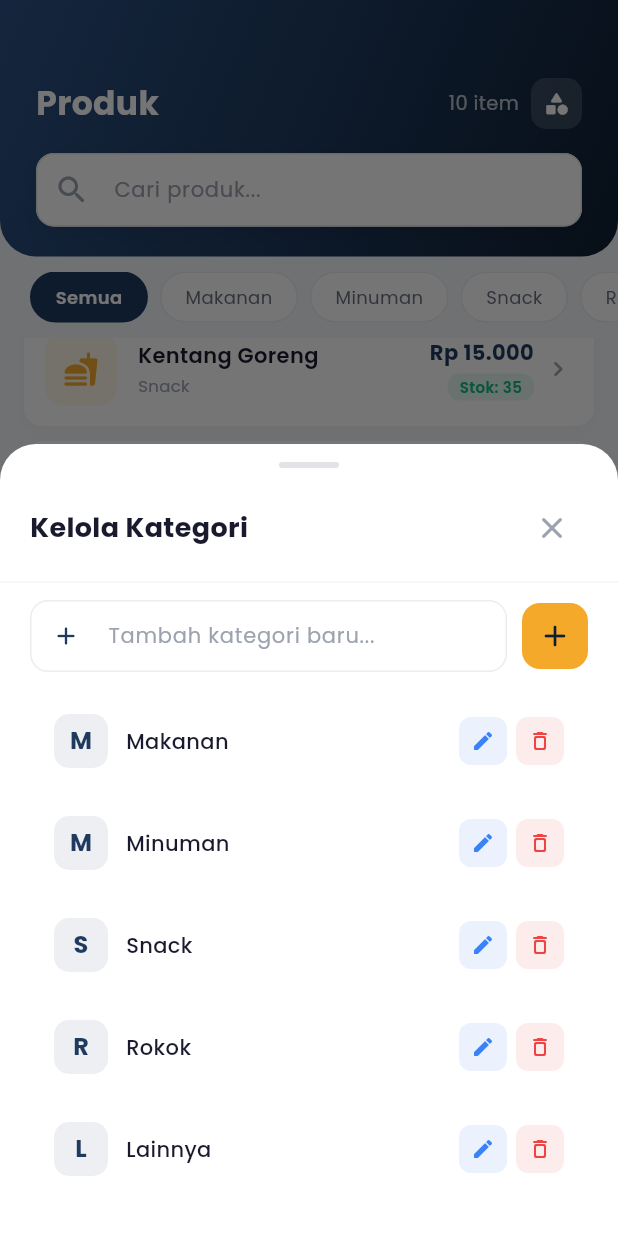
After one commit to RiveRyxaa/aplikasi-pos-kasir-UAS, a Flutter app: the ProductListScreen screen opened directly, scrolled down 365 dp, after a tap on the "category" icon, on a phone screen of 412 x 824 dp. The commit adds this screen. Run offline on Flutter 3.47's test engine with Material 3 defaults, Android fonts, the phone set to English and light mode, and no system bars; our stand-ins replace google_fonts, hive, hive_flutter, shared_preferences, sqflite; accounts and stored records are empty.

Commit message:
Module 4 complete - product management & categories

```diff
--- /dev/null
+++ b/lib/screens/product/category_dialog.dart
@@ -0,0 +1,409 @@
+import 'package:flutter/material.dart';
+import 'package:google_fonts/google_fonts.dart';
+
+import '../../models/category.dart' as cat;
+import '../../services/product_service.dart';
+import '../../utils/constants.dart';
+
+/// Bottom sheet untuk kelola kategori (tambah, edit, hapus).
+class CategoryDialog extends StatefulWidget {
+  const CategoryDialog({super.key});
+
+  /// Tampilkan bottom sheet dan return true jika ada perubahan.
+  static Future<bool?> show(BuildContext context) {
+    return showModalBottomSheet<bool>(
+      context: context,
+      isScrollControlled: true,
+      backgroundColor: Colors.transparent,
+      builder: (_) => const CategoryDialog(),
+    );
+  }
+
+  @override
+  State<CategoryDialog> createState() => _CategoryDialogState();
+}
+
+class _CategoryDialogState extends State<CategoryDialog> {
+  final ProductService _productService = ProductService();
+  final TextEditingController _inputController = TextEditingController();
+
+  List<cat.Category> _categories = [];
+  bool _isLoading = true;
+  bool _hasChanged = false;
+  int? _editingId; // null = mode tambah, int = mode edit
+
+  @override
+  void initState() {
+    super.initState();
+    _loadCategories();
+  }
+
+  @override
+  void dispose() {
+    _inputController.dispose();
+    super.dispose();
+  }
+
+  Future<void> _loadCategories() async {
+    setState(() => _isLoading = true);
+    final categories = await _productService.getAllCategories();
+    if (!mounted) return;
+    setState(() {
+      _categories = categories;
+      _isLoading = false;
+    });
+  }
+
+  Future<void> _addCategory() async {
+    final name = _inputController.text.trim();
+    if (name.isEmpty) return;
+
+    await _productService.addCategory(name);
+    _inputController.clear();
+    _hasChanged = true;
+    await _loadCategories();
+  }
+
+  Future<void> _updateCategory() async {
+    final name = _inputController.text.trim();
+    if (name.isEmpty || _editingId == null) return;
+
+    await _productService.updateCategory(_editingId!, name);
+    _inputController.clear();
+    _editingId = null;
+    _hasChanged = true;
+    await _loadCategories();
+  }
+
+  void _startEditing(cat.Category category) {
+    setState(() {
+      _editingId = category.id;
+      _inputController.text = category.name;
+    });
+  }
+
+  void _cancelEditing() {
+    setState(() {
+      _editingId = null;
+      _inputController.clear();
+    });
+  }
+
+  Future<void> _deleteCategory(cat.Category category) async {
+    // Cek apakah ada produk di kategori ini
+    final count =
+        await _productService.getProductCountByCategory(category.id!);
+
+    if (!mounted) return;
+
+    if (count > 0) {
+      ScaffoldMessenger.of(context).showSnackBar(
+        SnackBar(
+          content: Text(
+            'Tidak bisa hapus "${category.name}" — masih ada $count produk',
+            style: GoogleFonts.poppins(fontSize: 13),
+          ),
+          backgroundColor: AppColors.error,
+          behavior: SnackBarBehavior.floating,
+          shape: RoundedRectangleBorder(
+            borderRadius: BorderRadius.circular(AppSizes.radiusSM),
+          ),
+        ),
+      );
+      return;
+    }
+
+    final confirm = await showDialog<bool>(
+      context: context,
+      builder: (ctx) => AlertDialog(
+        shape: RoundedRectangleBorder(
+          borderRadius: BorderRadius.circular(AppSizes.radiusLG),
+        ),
+        title: Text('Hapus Kategori',
+            style: GoogleFonts.poppins(fontWeight: FontWeight.w600)),
+        content: Text('Yakin ingin menghapus "${category.name}"?',
+            style: GoogleFonts.poppins(color: AppColors.textSecondary)),
+        actions: [
+          TextButton(
+            onPressed: () => Navigator.pop(ctx, false),
+            child: Text('Batal',
+                style: GoogleFonts.poppins(color: AppColors.textSecondary)),
+          ),
+          TextButton(
+            onPressed: () => Navigator.pop(ctx, true),
+            child: Text('Hapus',
+                style: GoogleFonts.poppins(
+                    color: AppColors.error, fontWeight: FontWeight.w600)),
+          ),
+        ],
+      ),
+    );
+
+    if (confirm == true) {
+      await _productService.deleteCategory(category.id!);
+      _hasChanged = true;
+      await _loadCategories();
+    }
+  }
+
+  @override
+  Widget build(BuildContext context) {
+    return Container(
+      constraints: BoxConstraints(
+        maxHeight: MediaQuery.of(context).size.height * 0.7,
+      ),
+      decoration: const BoxDecoration(
+        color: AppColors.surface,
+        borderRadius: BorderRadius.only(
+          topLeft: Radius.circular(24),
+          topRight: Radius.circular(24),
+        ),
+      ),
+      child: Column(
+        mainAxisSize: MainAxisSize.min,
+        children: [
+          // Handle bar
+          Container(
+            margin: const EdgeInsets.only(top: 12),
+            width: 40,
+            height: 4,
+            decoration: BoxDecoration(
+              color: AppColors.textHint.withValues(alpha: 0.3),
+              borderRadius: BorderRadius.circular(2),
+            ),
+          ),
+
+          // Header
+          Padding(
+            padding: const EdgeInsets.fromLTRB(20, 16, 20, 0),
+            child: Row(
+              mainAxisAlignment: MainAxisAlignment.spaceBetween,
+              children: [
+                Text(
+                  'Kelola Kategori',
+                  style: GoogleFonts.poppins(
+                    fontSize: 18,
+                    fontWeight: FontWeight.bold,
+                    color: AppColors.textPrimary,
+                  ),
+                ),
+                IconButton(
+                  onPressed: () => Navigator.pop(context, _hasChanged),
+                  icon: const Icon(Icons.close_rounded,
+                      color: AppColors.textHint),
+                ),
+              ],
+            ),
+          ),
+
+          const Divider(height: 24),
+
+          // Input field
+          Padding(
+            padding: const EdgeInsets.symmetric(horizontal: 20),
+            child: Row(
+              children: [
+                Expanded(
+                  child: TextField(
+                    controller: _inputController,
+                    style: GoogleFonts.poppins(fontSize: 14),
+                    decoration: InputDecoration(
+                      hintText: _editingId != null
+                          ? 'Edit nama kategori...'
+                          : 'Tambah kategori baru...',
+                      hintStyle: GoogleFonts.poppins(
+                          fontSize: 14, color: AppColors.textHint),
+                      prefixIcon: Icon(
+                        _editingId != null
+                            ? Icons.edit_rounded
+                            : Icons.add_rounded,
+                        color: AppColors.primary,
+                        size: 20,
+                      ),
+                      filled: true,
+                      fillColor: AppColors.card,
+                      border: OutlineInputBorder(
+                        borderRadius: BorderRadius.circular(12),
+                        borderSide: BorderSide(
+                          color: AppColors.textHint.withValues(alpha: 0.2),
+                        ),
+                      ),
+                      enabledBorder: OutlineInputBorder(
+                        borderRadius: BorderRadius.circular(12),
+                        borderSide: BorderSide(
+                          color: AppColors.textHint.withValues(alpha: 0.2),
+                        ),
+                      ),
+                      focusedBorder: OutlineInputBorder(
+                        borderRadius: BorderRadius.circular(12),
+                        borderSide: const BorderSide(
+                            color: AppColors.primary, width: 1.5),
+                      ),
+                      contentPadding: const EdgeInsets.symmetric(
+                          horizontal: 16, vertical: 12),
+                    ),
+                  ),
+                ),
+                const SizedBox(width: 10),
+
+                // Tombol simpan / tambah
+                GestureDetector(
+                  onTap: _editingId != null ? _updateCategory : _addCategory,
+                  child: Container(
+                    width: 44,
+                    height: 44,
+                    decoration: BoxDecoration(
+                      color: AppColors.accent,
+                      borderRadius: BorderRadius.circular(12),
+                    ),
+                    child: Icon(
+                      _editingId != null
+                          ? Icons.check_rounded
+                          : Icons.add_rounded,
+                      color: AppColors.primaryDark,
+                    ),
+                  ),
+                ),
+
+                // Tombol batal edit
+                if (_editingId != null) ...[
+                  const SizedBox(width: 6),
+                  GestureDetector(
+                    onTap: _cancelEditing,
+                    child: Container(
+                      width: 44,
+                      height: 44,
+                      decoration: BoxDecoration(
+                        color: AppColors.error.withValues(alpha: 0.1),
+                        borderRadius: BorderRadius.circular(12),
+                      ),
+                      child: const Icon(Icons.close_rounded,
+                          color: AppColors.error, size: 20),
+                    ),
+                  ),
+                ],
+              ],
+            ),
+          ),
+
+          const SizedBox(height: 16),
+
+          // Category list
+          Flexible(
+            child: _isLoading
+                ? const Center(
+                    child: Padding(
+                      padding: EdgeInsets.all(32),
+                      child: CircularProgressIndicator(
+                          color: AppColors.accent),
+                    ),
+                  )
+                : _categories.isEmpty
+                    ? Padding(
+                        padding: const EdgeInsets.all(32),
+                        child: Text(
+                          'Belum ada kategori',
+                          style: GoogleFonts.poppins(
+                              color: AppColors.textHint),
+                        ),
+                      )
+                    : ListView.builder(
+                        shrinkWrap: true,
+                        padding: const EdgeInsets.fromLTRB(20, 0, 20, 20),
+                        itemCount: _categories.length,
+                        itemBuilder: (context, index) {
+                          final category = _categories[index];
+                          return _buildCategoryTile(category);
+                        },
+                      ),
+          ),
+        ],
+      ),
+    );
+  }
+
+  Widget _buildCategoryTile(cat.Category category) {
+    final isEditing = _editingId == category.id;
+
+    return Container(
+      margin: const EdgeInsets.only(bottom: 8),
+      padding: const EdgeInsets.symmetric(horizontal: 16, vertical: 12),
+      decoration: BoxDecoration(
+        color: isEditing
+            ? AppColors.primary.withValues(alpha: 0.06)
+            : AppColors.card,
+        borderRadius: BorderRadius.circular(12),
+        border: isEditing
+            ? Border.all(color: AppColors.primary.withValues(alpha: 0.3))
+            : null,
+      ),
+      child: Row(
+        children: [
+          Container(
+            width: 36,
+            height: 36,
+            decoration: BoxDecoration(
+              color: AppColors.primary.withValues(alpha: 0.08),
+              borderRadius: BorderRadius.circular(10),
+            ),
+            child: Center(
+              child: Text(
+                category.name.isNotEmpty
+                    ? category.name[0].toUpperCase()
+                    : '?',
+                style: GoogleFonts.poppins(
+                  fontSize: 16,
+                  fontWeight: FontWeight.bold,
+                  color: AppColors.primary,
+                ),
+              ),
+            ),
+          ),
+          const SizedBox(width: 12),
+
+          Expanded(
+            child: Text(
+              category.name,
+              style: GoogleFonts.poppins(
+                fontSize: 14,
+                fontWeight: FontWeight.w500,
+                color: AppColors.textPrimary,
+              ),
+            ),
+          ),
+
+          // Edit button
+          GestureDetector(
+            onTap: () => _startEditing(category),
+            child: Container(
+              width: 32,
+              height: 32,
+              decoration: BoxDecoration(
+                color: AppColors.info.withValues(alpha: 0.1),
+                borderRadius: BorderRadius.circular(8),
+              ),
+              child: const Icon(Icons.edit_rounded,
+                  color: AppColors.info, size: 16),
+            ),
+          ),
+          const SizedBox(width: 6),
+
+          // Delete button
+          GestureDetector(
+            onTap: () => _deleteCategory(category),
+            child: Container(
+              width: 32,
+              height: 32,
+              decoration: BoxDecoration(
+                color: AppColors.error.withValues(alpha: 0.1),
+                borderRadius: BorderRadius.circular(8),
+              ),
+              child: const Icon(Icons.delete_outline_rounded,
+                  color: AppColors.error, size: 16),
+            ),
+          ),
+        ],
+      ),
+    );
+  }
+}
--- a/lib/screens/product/product_list_screen.dart
+++ b/lib/screens/product/product_list_screen.dart
@@ -8,6 +8,7 @@ import '../../services/product_service.dart';
 import '../../utils/constants.dart';
 import '../../utils/currency_formatter.dart';
 import 'product_form_screen.dart';
+import 'category_dialog.dart';
 
 /// Product List Screen — Daftar produk + search + filter + hapus.
 class ProductListScreen extends StatefulWidget {
@@ -203,12 +204,36 @@ class _ProductListScreenState extends State<ProductListScreen> {
                   color: Colors.white,
                 ),
               ),
+              Row(
+                children: [
                   Text(
                     '${_allProducts.length} item',
                     style: GoogleFonts.poppins(
                       fontSize: 13,
                       color: Colors.white.withValues(alpha: 0.7),
                     ),
+                  ),
+                  const SizedBox(width: 8),
+                  GestureDetector(
+                    onTap: () async {
+                      final changed = await CategoryDialog.show(context);
+                      if (changed == true) await _loadData();
+                    },
+                    child: Container(
+                      width: 34,
+                      height: 34,
+                      decoration: BoxDecoration(
+                        color: Colors.white.withValues(alpha: 0.15),
+                        borderRadius: BorderRadius.circular(10),
+                      ),
+                      child: const Icon(
+                        Icons.category_rounded,
+                        color: Colors.white,
+                        size: 18,
+                      ),
+                    ),
+                  ),
+                ],
               ),
             ],
           ),
--- a/lib/services/product_service.dart
+++ b/lib/services/product_service.dart
@@ -86,6 +86,35 @@ class ProductService {
     return maps.map((m) => Category.fromMap(m)).toList();
   }
 
+  /// Tambah kategori baru
+  Future<int> addCategory(String name) async {
+    return await _db.insert('categories', {'name': name});
+  }
+
+  /// Update nama kategori
+  Future<int> updateCategory(int id, String name) async {
+    return await _db.update(
+      'categories',
+      {'name': name},
+      where: 'id = ?',
+      whereArgs: [id],
+    );
+  }
+
+  /// Hapus kategori (hanya jika tidak ada produk terkait)
+  Future<int> deleteCategory(int id) async {
+    return await _db.delete('categories', where: 'id = ?', whereArgs: [id]);
+  }
+
+  /// Hitung jumlah produk di suatu kategori
+  Future<int> getProductCountByCategory(int categoryId) async {
+    final result = await _db.rawQuery(
+      'SELECT COUNT(*) as count FROM products WHERE category_id = ?',
+      [categoryId],
+    );
+    return result.first['count'] as int? ?? 0;
+  }
+
   // ============================================================
   //  SEED DATA DUMMY (untuk testing)
   // ============================================================
```
Lines whose indentation alone changed are shown as unchanged.
